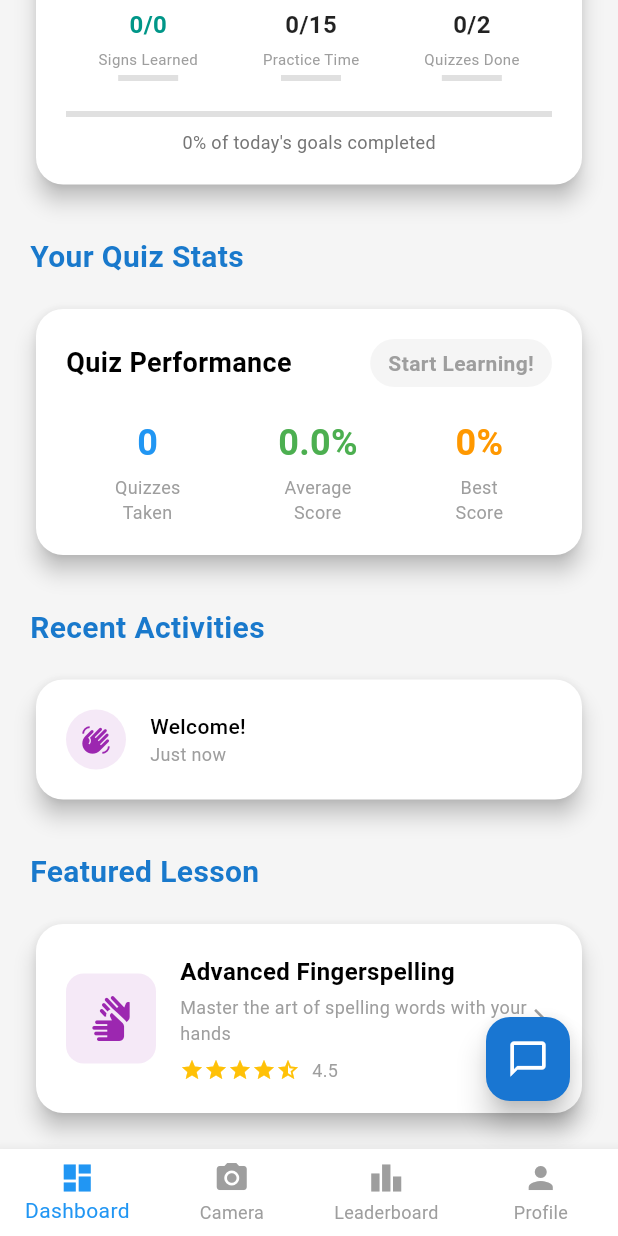
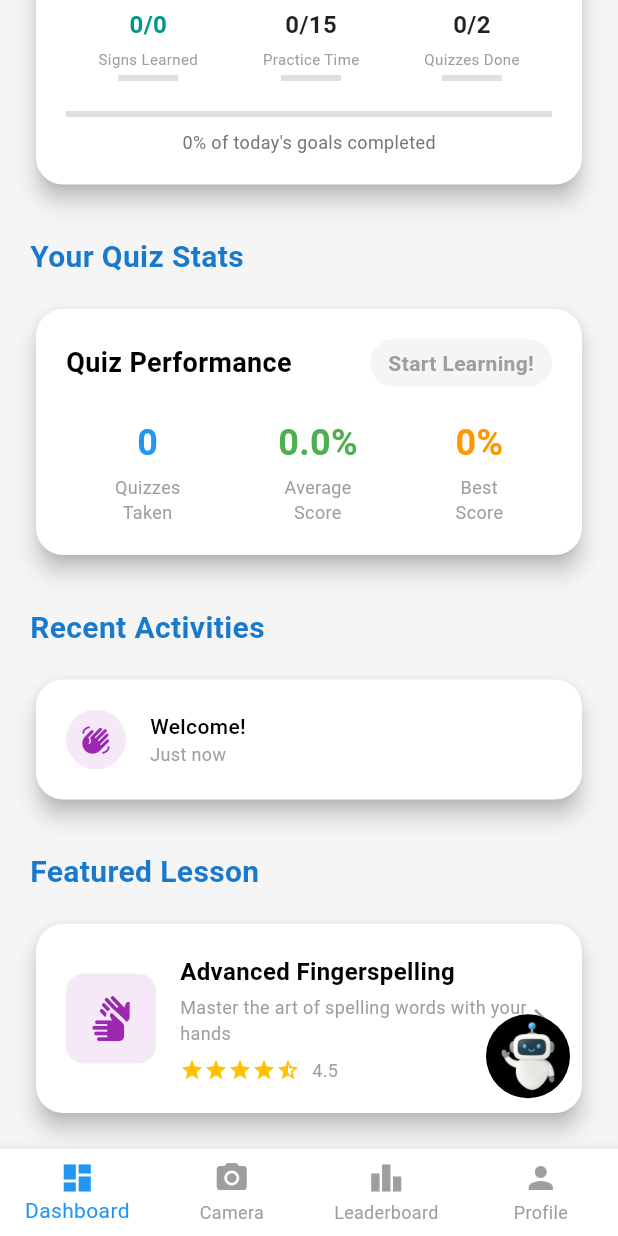
Before and after one commit to nethmalgunawardhana/Hacklite2.0_frontend, a Flutter app: the screen it shows once a user with an empty profile is signed in, scrolled down 1009 dp, on a phone screen of 412 x 824 dp. Run offline on Flutter 3.47's test engine with Material 3 defaults, Android fonts, the phone set to English and light mode, and no system bars; our stand-ins replace camera, cloud_firestore, firebase_auth, firebase_core, flutter_dotenv, flutter_svg and 5 more; missing offline and left inert: google_mlkit_pose_detection; accounts and stored records are empty.

Commit message:
feat: Add animated floating action button for chatbot with custom icon

```diff
--- a/lib/dashboard_page.dart
+++ b/lib/dashboard_page.dart
@@ -17,7 +17,10 @@ class DashboardPage extends StatefulWidget {
   State<DashboardPage> createState() => _DashboardPageState();
 }
 
-class _DashboardPageState extends State<DashboardPage> {
+class _DashboardPageState extends State<DashboardPage>
+    with SingleTickerProviderStateMixin {
+  late AnimationController _animationController;
+  late Animation<double> _animation;
   final User? user = FirebaseAuth.instance.currentUser;
 
   // User stats
@@ -46,6 +49,13 @@ class _DashboardPageState extends State<DashboardPage> {
   @override
   void initState() {
     super.initState();
+    _animationController = AnimationController(
+      duration: const Duration(seconds: 2),
+      vsync: this,
+    )..repeat(reverse: true);
+    _animation = Tween<double>(begin: 0.0, end: 10.0).animate(
+      CurvedAnimation(parent: _animationController, curve: Curves.easeInOut),
+    );
     _fetchUserStats();
     _fetchUserGoals();
     _fetchTodayProgress();
@@ -294,20 +304,40 @@ class _DashboardPageState extends State<DashboardPage> {
       backgroundColor: Colors.grey[100],
       floatingActionButton: Container(
         margin: const EdgeInsets.only(bottom: 16, right: 16),
-        child: FloatingActionButton(
-          onPressed: () {
-            Navigator.push(
-              context,
-              MaterialPageRoute(builder: (context) => const ChatbotScreen()),
+        child: AnimatedBuilder(
+          animation: _animation,
+          builder: (context, child) {
+            return Transform.translate(
+              offset: Offset(0, -_animation.value),
+              child: FloatingActionButton(
+                onPressed: () {
+                  Navigator.push(
+                    context,
+                    MaterialPageRoute(
+                      builder: (context) => const ChatbotScreen(),
+                    ),
+                  );
+                },
+                backgroundColor: Colors.transparent,
+                elevation: 0,
+                child: Container(
+                  width: 100,
+                  height: 100,
+                  decoration: const BoxDecoration(
+                    color: Colors.black,
+                    shape: BoxShape.circle,
+                  ),
+                  child: Center(
+                    child: Image.asset(
+                      'images/chatbot_icon.png',
+                      width: 70,
+                      height: 70,
+                    ),
+                  ),
+                ),
+              ),
             );
           },
-          backgroundColor: Colors.blue.shade700,
-          elevation: 8,
-          child: const Icon(
-            Icons.chat_bubble_outline,
-            color: Colors.white,
-            size: 28,
-          ),
         ),
       ),
       floatingActionButtonLocation: FloatingActionButtonLocation.endFloat,
@@ -1224,4 +1254,10 @@ class _DashboardPageState extends State<DashboardPage> {
       print('Error logging goal setting activity: $e');
     }
   }
+
+  @override
+  void dispose() {
+    _animationController.dispose();
+    super.dispose();
+  }
 }
```
Also changed, not shown: images/chatbot_icon.png (added).
